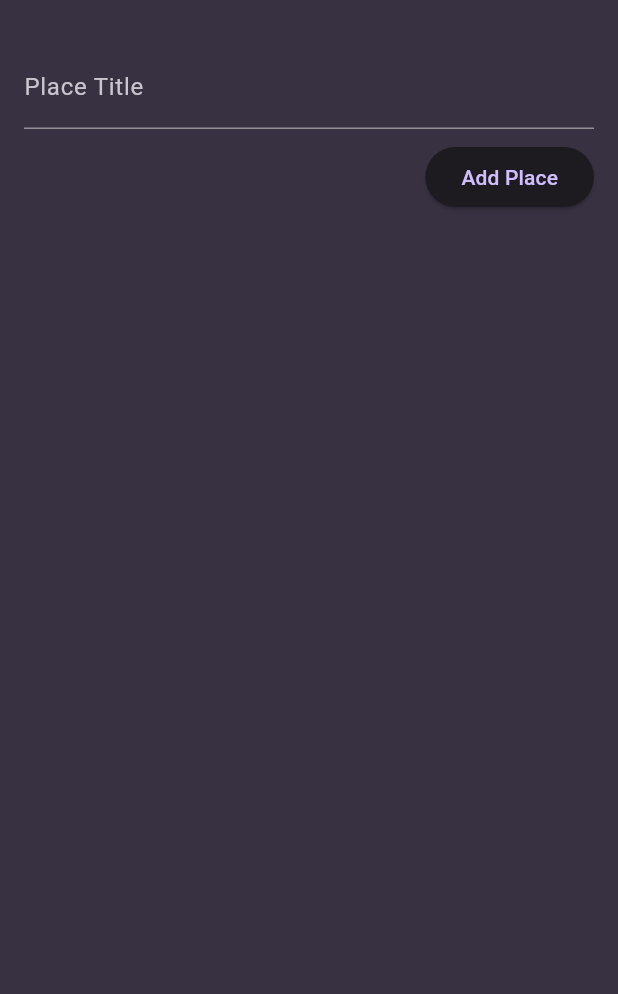
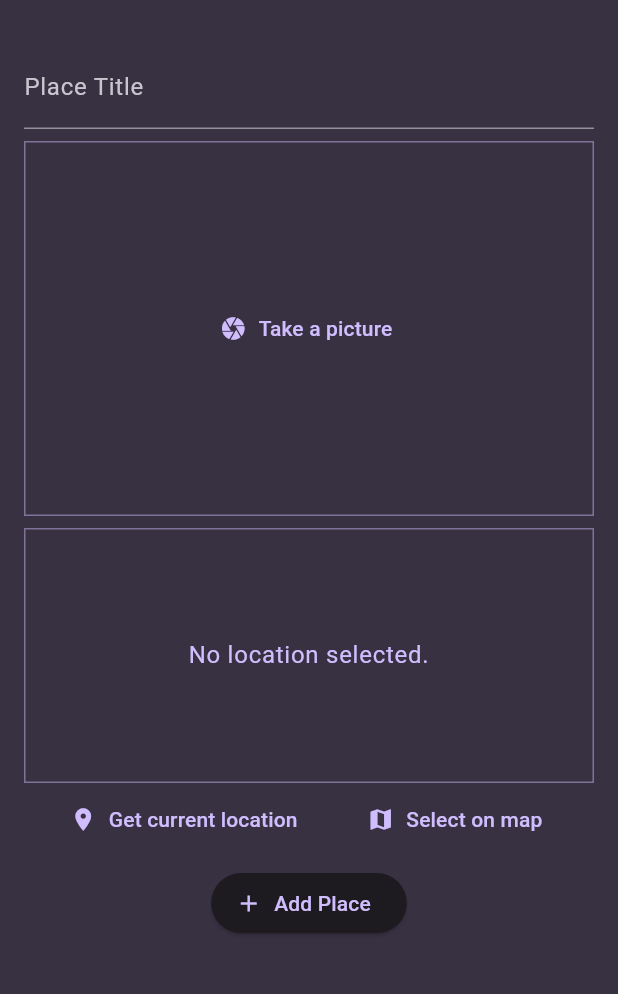
Before and after one commit to Ashishgithub7/flutterPractice, a Flutter app: the FavoritePlaceAddScreen screen opened directly, on a phone screen of 412 x 824 dp, the part 63-1057 px from its top. Run offline on Flutter 3.47's test engine with Material 3 defaults, Android fonts, the phone set to English and light mode, and no system bars; our stand-ins replace flutter_riverpod, google_fonts, image_picker, location, riverpod, transparent_image.

Commit message:
Built the favorite place app, where we can click a photo from device camera and hit location api to get the location and the map for that location and showing them in the favorite places list and detail page

```diff
--- a/FavoritePlaces/favorite_places/lib/main.dart
+++ b/FavoritePlaces/favorite_places/lib/main.dart
@@ -11,7 +11,6 @@ final colorScheme = ColorScheme.fromSeed(
 );
 
 final theme = ThemeData().copyWith(
-  useMaterial3: true,
   scaffoldBackgroundColor: colorScheme.surface,
   colorScheme: colorScheme,
   textTheme: GoogleFonts.ubuntuCondensedTextTheme().copyWith(
@@ -34,7 +33,7 @@ void main() {
 }
 
 class MyApp extends StatelessWidget {
-  const MyApp({Key? key}) : super(key: key);
+  const MyApp({super.key});
 
   @override
   Widget build(BuildContext context) {
--- a/FavoritePlaces/favorite_places/lib/model/favorite_place.dart
+++ b/FavoritePlaces/favorite_places/lib/model/favorite_place.dart
@@ -1,9 +1,28 @@
+import "dart:io";
+
+class PlaceLocation{
+  PlaceLocation({
+    required this.longitude,
+    required this.latitude,
+    required this.address
+    });
+
+  final double latitude;
+  final double longitude;
+  final String address;
+}
+
+
 class FavoritePlace {
   FavoritePlace({
     required this.id,
     required this.title,
+    required this.image,
+    required this.location
   });
 
   final String id;
   final String title;
+  final File image;
+  final PlaceLocation location;
 }
--- a/FavoritePlaces/favorite_places/lib/screen/favorite_place_add_screen.dart
+++ b/FavoritePlaces/favorite_places/lib/screen/favorite_place_add_screen.dart
@@ -1,28 +1,43 @@
 import 'package:favorite_places/model/favorite_place.dart';
 import 'package:favorite_places/providers/favorite_places_provider.dart';
+import 'package:favorite_places/widgets/image_input.dart';
+import 'package:favorite_places/widgets/location_input.dart';
 import 'package:flutter/material.dart';
 import 'package:flutter_riverpod/flutter_riverpod.dart';
+import 'dart:io';
 
 class FavoritePlaceAddScreen extends ConsumerStatefulWidget {
-  FavoritePlaceAddScreen({super.key});
+  const FavoritePlaceAddScreen({super.key});
+
+
 
   @override
   ConsumerState<FavoritePlaceAddScreen> createState() =>
       _FavoritePlacesAddScreenState();
 }
 
-class _FavoritePlacesAddScreenState
-    extends ConsumerState<FavoritePlaceAddScreen> {
+class _FavoritePlacesAddScreenState extends ConsumerState<FavoritePlaceAddScreen> {
+  PlaceLocation? selectedLocation;
+
+  File ?_selectedImage;
   final titleController = TextEditingController();
   void _addPlace() {
     final placeTitle = titleController.text;
+
+    if(placeTitle.isEmpty || _selectedImage==null || selectedLocation == null) return;
+
     final newPlace = FavoritePlace(
       id: DateTime.now().microsecondsSinceEpoch.toString(),
       title: placeTitle,
+      image: _selectedImage!,
+      location: selectedLocation! ,
     );
+
     setState(() {
       ref.read(favoritePlacesProvider.notifier).addFavoritePlace(newPlace);
     });
+
+    Navigator.of(context).pop();
   }
 
   @override
@@ -39,14 +54,23 @@ class _FavoritePlacesAddScreenState
               style: TextStyle(color: Colors.white),
             ),
             SizedBox(height: 8),
+            ImageInput(onPictureTake: (image){
+              _selectedImage=image;
+            }),
+            SizedBox(height: 8),
+            LocationInput(onSelectLocation: (location){
+              selectedLocation = location;
+            },),
+            SizedBox(height: 8),
             Row(
-              mainAxisAlignment: MainAxisAlignment.end,
+              mainAxisAlignment: MainAxisAlignment.center,
               children: [
-                ElevatedButton(
+                ElevatedButton.icon(
                   onPressed: () {
                     _addPlace();
                   },
-                  child: Text("Add Place"),
+                  label: Text("Add Place"),
+                  icon: Icon(Icons.add),
                 ),
               ],
             ),
--- /dev/null
+++ b/FavoritePlaces/favorite_places/lib/widgets/image_input.dart
@@ -0,0 +1,57 @@
+import 'package:flutter/material.dart';
+import 'package:image_picker/image_picker.dart';
+import 'dart:io';
+
+class ImageInput extends StatefulWidget {
+  ImageInput({super.key, required this.onPictureTake});
+
+  void Function(File image) onPictureTake;
+  @override
+  State<ImageInput> createState() => _ImageInputState();
+}
+
+class _ImageInputState extends State<ImageInput> {
+  File? selectedImage;
+  void _takePicture() async {
+    final imagePicker = ImagePicker();
+    final pickedImage = await imagePicker.pickImage(source: ImageSource.camera);
+     if(pickedImage == null) return;
+     setState(() {
+       selectedImage = File(pickedImage.path);
+     });
+     widget.onPictureTake(selectedImage!);
+    }
+
+
+  @override
+  Widget build(BuildContext context) {
+    Widget content = TextButton.icon(
+        onPressed: _takePicture,
+        label: Text("Take a picture"),
+        icon: Icon(Icons.camera),
+      );
+
+    if(selectedImage!=null){
+      content = GestureDetector(
+        onTap: _takePicture,
+        child: Image.file(
+          selectedImage!,
+          fit: BoxFit.cover,
+          width: double.infinity,
+          height: double.infinity,
+          ),
+      );
+    }
+    return Container(
+      decoration: BoxDecoration(
+        border: Border.all(
+          width: 1,
+          color: Theme.of(context).colorScheme.primary.withAlpha(120),
+        ),
+      ),
+      height: 250,
+      width: double.infinity,
+      child: content,
+    );
+  }
+}
--- /dev/null
+++ b/FavoritePlaces/favorite_places/lib/widgets/location_input.dart
@@ -0,0 +1,125 @@
+import 'dart:convert';
+
+import 'package:favorite_places/model/favorite_place.dart';
+import 'package:flutter/material.dart';
+import 'package:location/location.dart';
+import 'package:http/http.dart' as https;
+
+class LocationInput extends StatefulWidget{
+  LocationInput({super.key, required this._onSelectLocation});
+
+  void Function(PlaceLocation location) _onSelectLocation;
+
+  @override
+  State<LocationInput> createState() {
+    return _LocationInputState();
+  }
+}
+
+class _LocationInputState extends State<LocationInput>{
+  PlaceLocation? _pickedLocation;
+  var _isGettingLocation = false;
+
+  String get locationImageUrl{
+    if(_pickedLocation == null) {
+      return '';
+    }
+    final double lat = _pickedLocation!.latitude;
+    final double lng = _pickedLocation!.longitude;
+    return 'https://maps.geoapify.com/v1/staticmap?style=osm-bright-smooth&width=600&height=400&center=lonlat%3A$lng%2C$lat&zoom=12.3497&marker=lonlat%3A$lng%2C$lat%3Btype%3Amaterial%3Bcolor%3A%23ff0000%3Bsize%3Amedium&apiKey=21a02d547ac342d8821053dcae82fd89';
+  }
+
+  void getCurrentLocation() async {
+    Location location = Location();
+
+    bool serviceEnabled;
+    PermissionStatus permissionGranted;
+    LocationData locationData;
+
+    serviceEnabled = await location.serviceEnabled();
+    if (!serviceEnabled) {
+      serviceEnabled = await location.requestService();
+      if (!serviceEnabled) {
+      return;
+      }
+    }
+
+    permissionGranted = await location.hasPermission();
+    if (permissionGranted == PermissionStatus.denied) {
+      permissionGranted = await location.requestPermission();
+      if (permissionGranted != PermissionStatus.granted) {
+      return;
+      }
+    }
+
+    setState(() {
+      _isGettingLocation = true; // turning on the spinner just before requesting location
+    });
+
+    locationData = await location.getLocation();
+
+    setState(() {
+      _isGettingLocation = false; //after getting location spinner is turned off
+    });
+
+    final double lat = locationData.latitude;
+    final double lng = locationData.longitude;
+    final addressUrl = Uri.parse('https://api.geoapify.com/v1/geocode/reverse?lat=$lat&lon=$lng&apiKey=21a02d547ac342d8821053dcae82fd89');
+    final response = await https.get(addressUrl);
+    final resData = json.decode(response.body);
+    String address = "${resData['features'][0]['properties']['city']}, ${resData['features'][0]['properties']['county']} ";
+
+    setState(() {
+      _pickedLocation = PlaceLocation(longitude: lng, latitude: lat, address: address);
+      //instead of location image is shown after the _pickedLocation is there
+    });
+
+    widget._onSelectLocation(_pickedLocation!);
+    // _pickedLocation is sent to the parent favoritePlaceAdd widget/screen to create a favoritePlace object
+  }
+
+  @override
+  Widget build(BuildContext context) {
+    Widget previewContent = Text("No location selected.", textAlign: TextAlign.center, style: Theme.of(context).textTheme.bodyLarge!.copyWith(
+            color: Theme.of(context).colorScheme.primary,
+          ),);
+    if(_pickedLocation != null){
+      previewContent = Image.network(locationImageUrl,fit: BoxFit.cover,width: double.infinity,height: double.infinity,);
+    }
+    if(_isGettingLocation){
+      previewContent = CircularProgressIndicator();
+    }
+    return Column(
+      children: [
+        Container(
+          alignment: Alignment.center,
+          decoration: BoxDecoration(
+            border: Border.all(
+            width: 1,
+            color: Theme.of(context).colorScheme.primary.withAlpha(120),
+           ),
+          ),
+          height: 170,
+          width: double.infinity,
+          child: previewContent
+
+        ),
+        Row(
+          mainAxisAlignment: MainAxisAlignment.spaceEvenly,
+          children: [
+            TextButton.icon(
+              label: Text("Get current location"),
+              icon: Icon(Icons.location_on),
+              onPressed: getCurrentLocation,
+              ),
+              TextButton.icon(
+              label: Text("Select on map"),
+              icon: Icon(Icons.map),
+              onPressed: (){},
+              ),
+          ],
+        )
+      ],
+    );
+  }
+}
--- a/FavoritePlaces/favorite_places/pubspec.yaml
+++ b/FavoritePlaces/favorite_places/pubspec.yaml
@@ -36,6 +36,9 @@ dependencies:
   cupertino_icons: ^1.0.8
   google_fonts: ^8.2.1
   flutter_riverpod: ^3.4.3
+  image_picker: 0.8.7+1
+  location: ^10.0.2
+  http: ^1.6.0
 dev_dependencies:
   flutter_test:
     sdk: flutter
```
Also changed, not shown: FavoritePlaces/favorite_places/lib/screen/favorite_place_detail_screen.dart (+43 -7 lines), FavoritePlaces/favorite_places/lib/screen/favorite_place_list_screen.dart (+30 -11 lines), FavoritePlaces/favorite_places/pubspec.lock, 9 other files.
